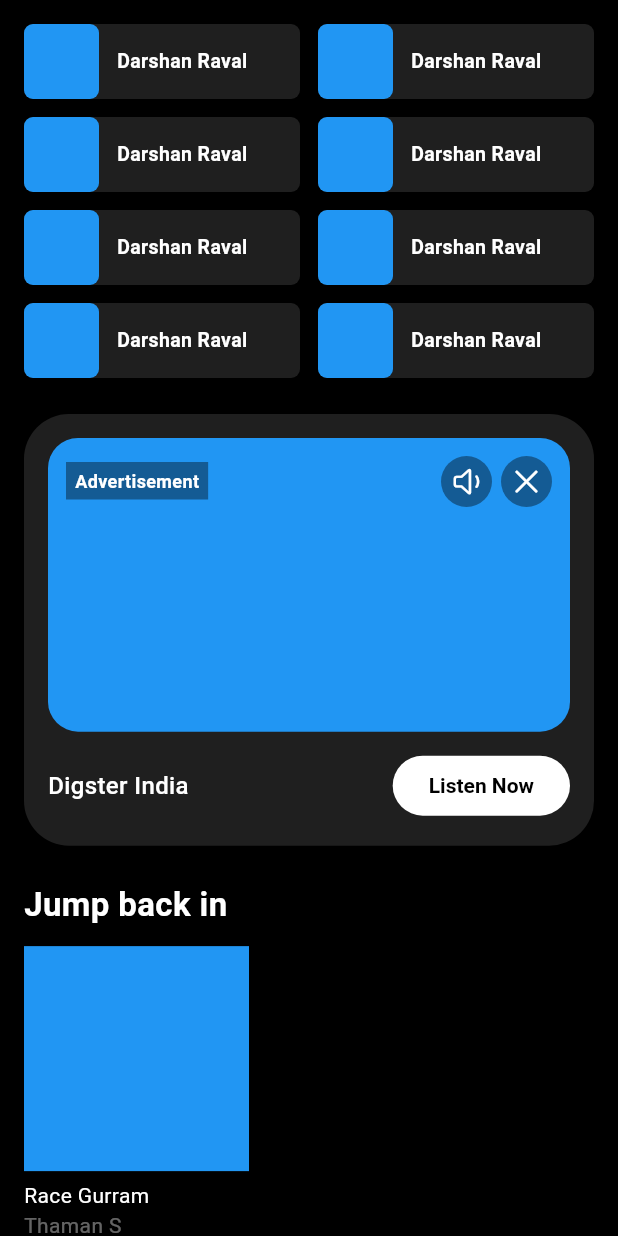
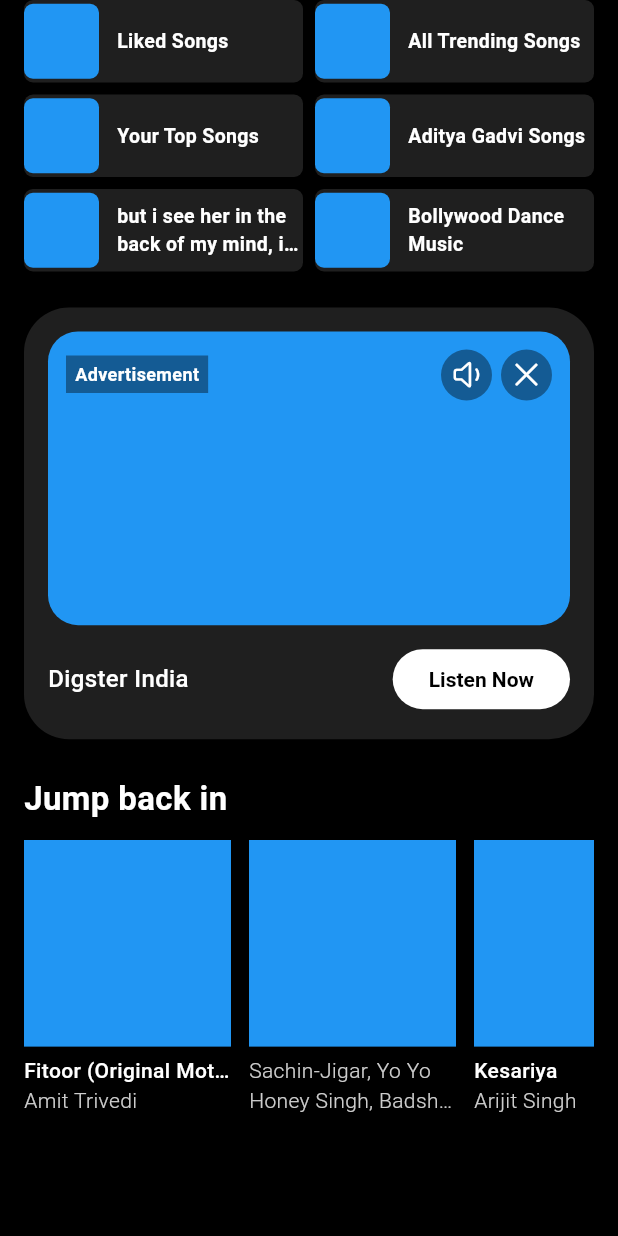
Before and after one commit to SahilShahCse/spotify, a Flutter app: the screen it shows after launch, on a phone screen of 412 x 824 dp. Run offline on Flutter 3.47's test engine with Material 3 defaults, Android fonts, the phone set to English and light mode, and no system bars.

Commit message:
major design components added

```diff
--- a/lib/main.dart
+++ b/lib/main.dart
@@ -1,9 +1,6 @@
 import 'package:flutter/material.dart';
+import 'package:spotify/screens/home_page.dart';
 import 'package:spotify/themes/dark_theme.dart';
-import 'package:spotify/widgets/Image_title_description_card.dart';
-import 'package:spotify/widgets/ads_card.dart';
-import 'package:spotify/widgets/image_title_card.dart';
-import 'package:spotify/widgets/title_text.dart';
 
 void main(){
   runApp(App());
@@ -15,53 +12,9 @@ class App extends StatelessWidget {
   @override
   Widget build(BuildContext context) {
     return MaterialApp(
+      debugShowCheckedModeBanner: false,
       theme: darkTheme,
-      home: Scaffold(
-        body: SafeArea(
-          child: Padding(
-            padding: const EdgeInsets.all(16.0),
-            child: Column(
-              spacing: 12,
-              crossAxisAlignment: CrossAxisAlignment.start,
-              children: [
-                Row(
-                  spacing: 12,
-                  children: [
-                    ImageTitleCard('Darshan Raval'),
-                    ImageTitleCard('Darshan Raval'),
-                  ],
-                ),
-                Row(
-                  spacing: 12,
-                  children: [
-                    ImageTitleCard('Darshan Raval'),
-                    ImageTitleCard('Darshan Raval'),
-                  ],
-                ),
-                Row(
-                  spacing: 12,
-                  children: [
-                    ImageTitleCard('Darshan Raval'),
-                    ImageTitleCard('Darshan Raval'),
-                  ],
-                ),
-                Row(
-                  spacing: 12,
-                  children: [
-                    ImageTitleCard('Darshan Raval'),
-                    ImageTitleCard('Darshan Raval'),
-                  ],
-                ),
-                SizedBox(),
-                AdsCard('Digster India'),
-                SizedBox(),
-                TitleText('Jump back in'),
-                ImageTitleDescriptionCard(title: 'Race Gurram', description: 'Thaman S',),
-              ],
-            ),
-          ),
-        ),
-      ),
+      home: HomePage(),
     );
   }
 }
--- /dev/null
+++ b/lib/screens/home_page.dart
@@ -0,0 +1,68 @@
+import 'package:flutter/material.dart';
+import 'package:spotify/widgets/Image_title_description_card.dart';
+import 'package:spotify/widgets/ads_card.dart';
+import 'package:spotify/widgets/image_title_card.dart';
+import 'package:spotify/widgets/title_text.dart';
+
+import '../widgets/horizontal_music_list_section.dart';
+
+class HomePage extends StatelessWidget {
+  HomePage({super.key});
+
+  final List<String> titles = [
+    'Liked Songs',
+    'All Trending Songs',
+    'Your Top Songs',
+    'Aditya Gadvi Songs',
+    'but i see her in the back of my mind, i see her',
+    'Bollywood Dance Music',
+  ];
+
+  final musicList = [
+    {"title": "Fitoor (Original Motion Music)", "description": "Amit Trivedi"},
+    {"title": null, "description": "Sachin-Jigar, Yo Yo Honey Singh, Badshah, Amit",},
+    {"title": "Kesariya", "description": "Arijit Singh"},
+    {"title": null, "description": "Vishal-Shekhar, Shekhar Ravjiani"},
+    {"title": "Tum Mile (Reprise)", "description": "Neeraj Shridhar"},
+    {"title": null, "description": "Pritam, KK, Mohit Chauhan"},
+    {"title": "Galliyan (Unplugged)", "description": "Ankit Tiwari"},
+    {"title": null, "description": "Jubin Nautiyal, Mithoon"},
+    {"title": "Malang Title Track", "description": "Ved Sharma"},
+    {"title": null, "description": "B Praak, Jaani"},
+  ];
+
+  @override
+  Widget build(BuildContext context) {
+    return Scaffold(
+      body: SafeArea(
+        child: SingleChildScrollView(
+          padding: EdgeInsets.symmetric(horizontal: 16),
+          child: Column(
+            crossAxisAlignment: CrossAxisAlignment.start,
+            children: [
+              GridView.builder(
+                shrinkWrap: true,
+                itemCount: titles.length,
+                gridDelegate: SliverGridDelegateWithMaxCrossAxisExtent(
+                  maxCrossAxisExtent: 250,
+                  mainAxisExtent: 55,
+                  crossAxisSpacing: 8,
+                  mainAxisSpacing: 8,
+                ),
+                itemBuilder: (BuildContext context, int index) {
+                  return ImageTitleCard(titles[index]);
+                },
+              ),
+              SizedBox(height: 24),
+              AdsCard('Digster India'),
+              SizedBox(height: 24),
+              HorizontalMusicListSection(title: 'Jump back in', musicList: musicList,),
+            ],
+          ),
+        ),
+      ),
+    );
+  }
+}
+
+// spaces - 4, 6, 8, 12, 16, 18, 22, 24, 26, 32, 64, 128
--- a/lib/widgets/Image_title_description_card.dart
+++ b/lib/widgets/Image_title_description_card.dart
@@ -22,12 +22,14 @@ class ImageTitleDescriptionCard extends StatelessWidget {
         children: [
           Container(color: Colors.blue, child: AspectRatio(aspectRatio: 1 / 1)),
           SizedBox(height: 6),
-          if(title != null) Text(title!, maxLines: 1),
+          if(title != null) Text(title!, maxLines: 1, overflow: TextOverflow.ellipsis, style: TextStyle(fontWeight: FontWeight.w500),),
           Text(
             description,
             maxLines:(title != null)? 1 : 2,
+            overflow: TextOverflow.ellipsis,
             style: TextStyle(
-              color: Theme.of(context).colorScheme.primary.withAlpha(100),
+              fontWeight: FontWeight.w300,
+              color: Theme.of(context).colorScheme.primary.withAlpha(205),
             ),
           ),
         ],
--- /dev/null
+++ b/lib/widgets/horizontal_music_list_section.dart
@@ -0,0 +1,45 @@
+import 'package:flutter/material.dart';
+import 'image_title_description_card.dart';
+import 'title_text.dart';
+
+class HorizontalMusicListSection extends StatelessWidget {
+  final String title;
+  final List<Map<String, String?>> musicList;
+
+  const HorizontalMusicListSection({
+    super.key,
+    required this.title,
+    required this.musicList,
+  });
+
+  @override
+  Widget build(BuildContext context) {
+    return Column(
+      crossAxisAlignment: CrossAxisAlignment.start,
+      children: [
+        TitleText(title),
+        const SizedBox(height: 12),
+        SizedBox(
+          height: 184,
+          child: ListView.builder(
+            scrollDirection: Axis.horizontal,
+            itemCount: musicList.length,
+            itemBuilder: (BuildContext context, int index) {
+              final item = musicList[index];
+              return SizedBox(
+                width: 150,
+                child: Padding(
+                  padding: const EdgeInsets.only(right: 12.0),
+                  child: ImageTitleDescriptionCard(
+                    title: item['title'],
+                    description: item['description'] ?? '',
+                  ),
+                ),
+              );
+            },
+          ),
+        ),
+      ],
+    );
+  }
+}
--- a/lib/widgets/image_title_card.dart
+++ b/lib/widgets/image_title_card.dart
@@ -6,8 +6,7 @@ class ImageTitleCard extends StatelessWidget {
 
   @override
   Widget build(BuildContext context) {
-    return Expanded(
-      child: Container(
+    return Container(
       decoration: BoxDecoration(borderRadius: BorderRadius.circular(6), color: Theme.of(context).colorScheme.surface),
       child: Row(
         spacing: 12,
@@ -24,12 +23,12 @@ class ImageTitleCard extends StatelessWidget {
             child: Text(
               title,
               maxLines: 2,
+              overflow: TextOverflow.ellipsis,
               style: TextStyle(fontSize: 13, fontWeight: FontWeight.bold),
             ),
           ),
         ],
       ),
-      ),
     );
   }
 }
```
Lines whose indentation alone changed are shown as unchanged.
